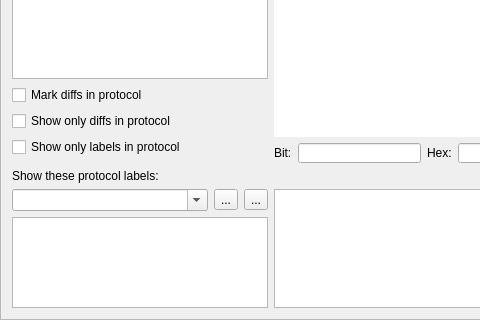
Old version of the form ui/analysis_frame.ui in the repository jopohl/urh; both pictures show x 0 to 480 and y 426 to 746 of the 1053 by 746 pixel window.
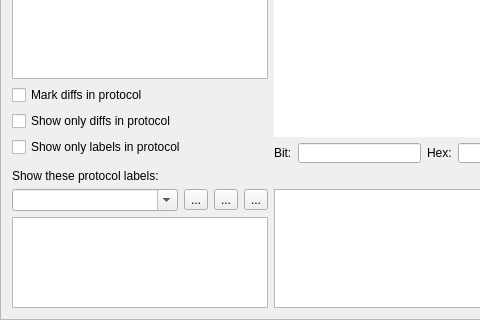
New version of the form. Icons and pictures are not drawn. Custom widgets are drawn as their Qt base class.

Commit message: add button for labelset settings

```diff
--- a/ui/analysis_frame.ui
+++ b/ui/analysis_frame.ui
@@ -808,6 +808,19 @@
            </property>
           </widget>
          </item>
+         <item>
+          <widget class="QToolButton" name="btnLabelsetSettings">
+           <property name="toolTip">
+            <string>Settings for Labelset</string>
+           </property>
+           <property name="text">
+            <string>...</string>
+           </property>
+           <property name="icon">
+            <iconset theme="preferences-other"/>
+           </property>
+          </widget>
+         </item>
          <item>
           <widget class="QToolButton" name="btnAddLabelset">
            <property name="toolTip">
```
Left out of the diff: 6 changed lines with no effect on the pictures. The commit also changes 4 other files.
